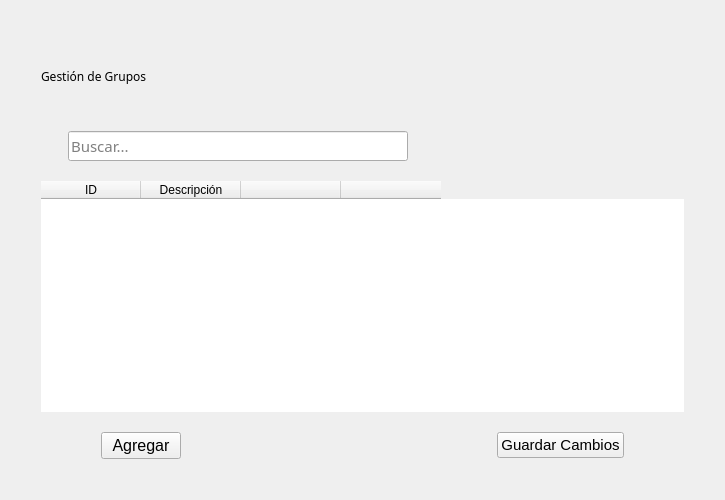
First picture: the form in blustock/ui/screens_uis/grupos.ui, repository MaxAPBusiness/Blustock, before the edit.
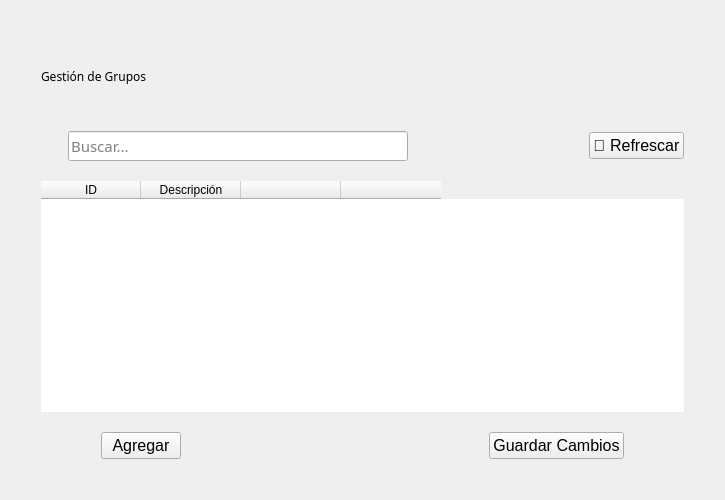
Second picture: the form after the edit. Icons and pictures are not drawn.

Patch:
```diff
--- a/blustock/ui/screens_uis/grupos.ui
+++ b/blustock/ui/screens_uis/grupos.ui
@@ -121,6 +121,18 @@
          </property>
         </spacer>
        </item>
+       <item>
+        <widget class="QPushButton" name="pushButton">
+         <property name="font">
+          <font>
+           <pointsize>12</pointsize>
+          </font>
+         </property>
+         <property name="text">
+          <string>🔄 Refrescar</string>
+         </property>
+        </widget>
+       </item>
       </layout>
      </item>
      <item>
@@ -208,7 +220,7 @@
         <widget class="QPushButton" name="botonGuardar">
          <property name="font">
           <font>
-           <pointsize>11</pointsize>
+           <pointsize>12</pointsize>
           </font>
          </property>
          <property name="text">
```
